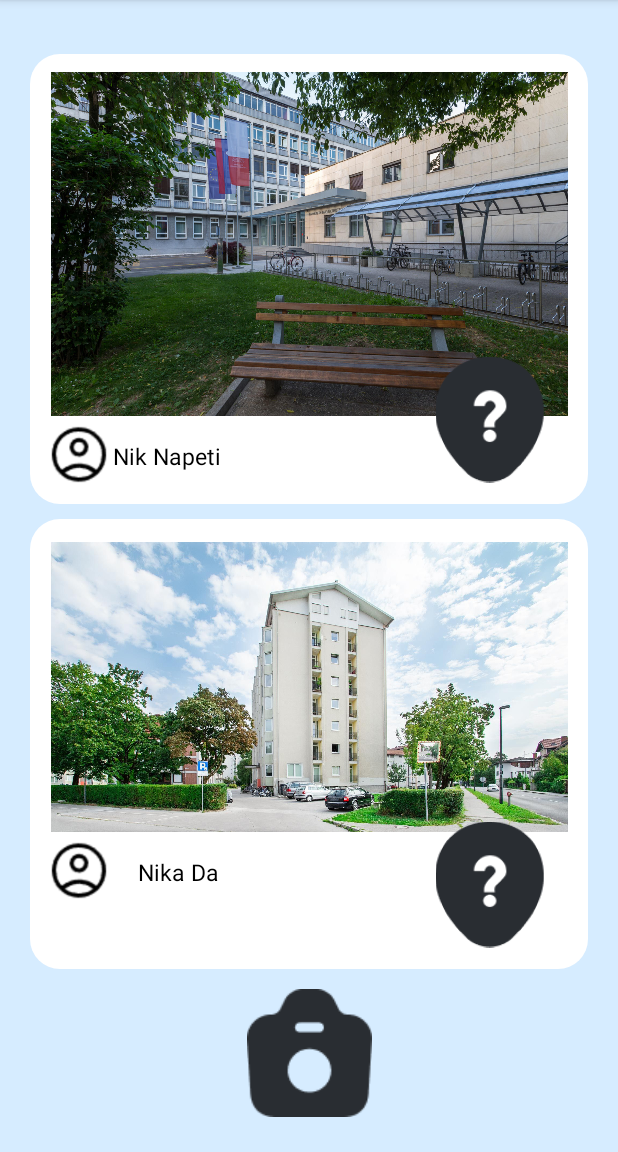
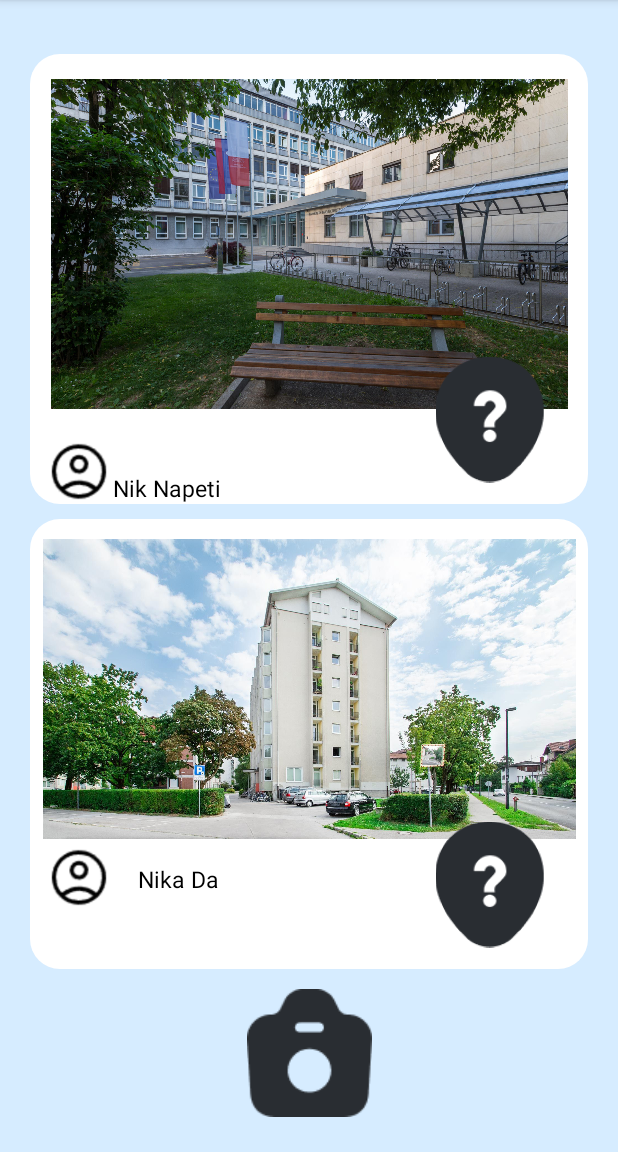
Before and after one commit to timotejsalamon/SnapMap, an Android app: the screen it shows after launch (MainActivity), on a phone screen of 412 x 824 dp, the part 84-1236 px from its top. Run offline under Robolectric (Android 15) with nearby library versions, the phone set to English and light mode, and no system bars.

Commit message:
prvi dve sliki se prikazeta na glavni strani

```diff
--- a/app/src/main/java/si/uni_lj/fe/tnuv/snapmap/MainActivity.java
+++ b/app/src/main/java/si/uni_lj/fe/tnuv/snapmap/MainActivity.java
@@ -3,9 +3,16 @@ package si.uni_lj.fe.tnuv.snapmap;
 import androidx.appcompat.app.AppCompatActivity;
 
 import android.content.Intent;
+import android.graphics.Bitmap;
 import android.os.Bundle;
+import android.os.Environment;
 import android.view.View;
 import android.widget.ImageView;
+
+import android.graphics.BitmapFactory;
+import java.io.File;
+import java.util.ArrayList;
+import java.util.List;
 
 public class MainActivity extends AppCompatActivity {
 
@@ -36,5 +43,42 @@ public class MainActivity extends AppCompatActivity {
             }
         });
 
+
+
+
+        // Retrieve the list of image files
+        List<File> imageFiles = getSavedImageFiles();
+
+        // Display the first image in an ImageView (you can customize this as needed)
+        if (!imageFiles.isEmpty()) {
+            File firstImageFile = imageFiles.get(0);
+            ImageView imageView = findViewById(R.id.imageView);
+            File secondImageFile = imageFiles.get(1);
+            if(secondImageFile != null){
+                ImageView imageView2 = findViewById(R.id.lokacija2Slika);
+                Bitmap bitmap2 = BitmapFactory.decodeFile(secondImageFile.getAbsolutePath());
+                imageView2.setImageBitmap(bitmap2);
+            }
+            Bitmap bitmap = BitmapFactory.decodeFile(firstImageFile.getAbsolutePath());
+            imageView.setImageBitmap(bitmap);
+        }
+    }
+
+    private List<File> getSavedImageFiles() {
+        List<File> imageFiles = new ArrayList<>();
+
+        File storageDir = getExternalFilesDir(Environment.DIRECTORY_PICTURES);
+        if (storageDir != null && storageDir.isDirectory()) {
+            File[] files = storageDir.listFiles();
+            if (files != null) {
+                for (File file : files) {
+                    if (file.isFile() && file.getName().endsWith(".jpg")) {
+                        imageFiles.add(file);
+                    }
+                }
+            }
+        }
+
+        return imageFiles;
     }
 }
--- a/app/src/main/res/layout/activity_main.xml
+++ b/app/src/main/res/layout/activity_main.xml
@@ -33,9 +33,9 @@
                 android:background="@drawable/rounded">
 
                 <ImageView
-                    android:id="@+id/lokacija1Slika"
+                    android:id="@+id/imageView"
                     android:layout_width="395dp"
-                    android:layout_height="wrap_content"
+                    android:layout_height="220dp"
                     android:layout_marginTop="-15dp"
                     android:layout_marginBottom="32dp"
                     android:adjustViewBounds="true"
@@ -102,7 +102,7 @@
                 <ImageView
                     android:id="@+id/lokacija2Slika"
                     android:layout_width="395dp"
-                    android:layout_height="wrap_content"
+                    android:layout_height="200dp"
                     android:layout_marginTop="-15dp"
                     android:layout_marginBottom="32dp"
                     android:adjustViewBounds="true"
```
